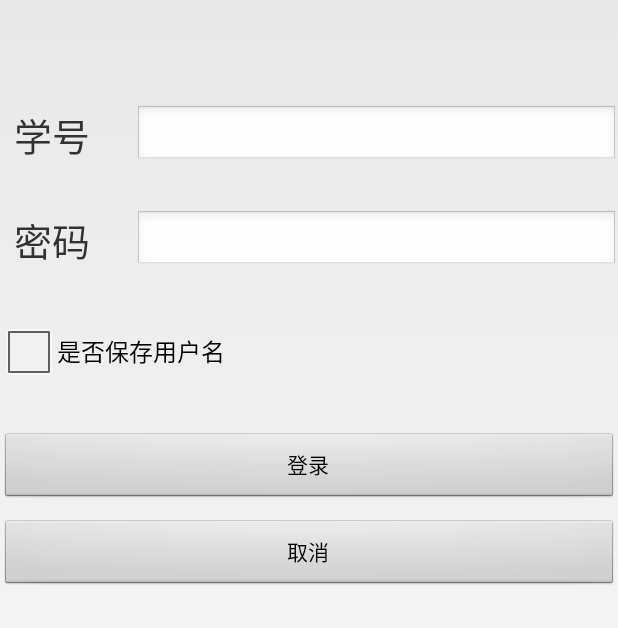
After one commit to Miss-Squirrel/NKUfellows, an Android app: the P_SharedPreferences screen opened directly, with no data from a screen before it, on a phone screen of 412 x 824 dp. The commit adds this screen. Shown: the top 628 px of the screen. Run offline under Robolectric (Android 15) with nearby library versions, the phone set to English and light mode, and no system bars.

Commit message:
第一次上传遗漏项

```diff
--- a/build.gradle
+++ b/build.gradle
@@ -5,7 +5,7 @@ buildscript {
         jcenter()
     }
     dependencies {
-        classpath 'com.android.tools.build:gradle:1.5.0'
+        classpath 'com.android.tools.build:gradle:2.0.0'
 
         // NOTE: Do not place your application dependencies here; they belong
         // in the individual module build.gradle files
--- a/practice/src/main/AndroidManifest.xml
+++ b/practice/src/main/AndroidManifest.xml
@@ -12,7 +12,7 @@
         android:icon="@mipmap/ic_launcher"
         android:label="@string/app_name"
         android:supportsRtl="true"
-        android:theme="@style/AppTheme">
+        android:theme="@android:style/Theme.Light.NoTitleBar">
 
 
         <activity
@@ -52,7 +52,11 @@
 
         <activity android:name=".P_ViewPager" />
 
+        <activity android:name=".P_ViewFlipper" />
 
+        <activity android:name=".P_ScrollView" />
+
+        <activity android:name=".P_SharedPreferences" />
     </application>
 
 </manifest>
--- /dev/null
+++ b/practice/src/main/java/nkubs/practice/P_SharedPreferences.java
@@ -0,0 +1,88 @@
+package nkubs.practice;
+
+import android.app.Activity;
+import android.content.SharedPreferences;
+import android.os.Bundle;
+import android.util.Log;
+import android.view.View;
+import android.widget.CheckBox;
+import android.widget.EditText;
+import android.widget.Toast;
+
+
+public class P_SharedPreferences extends Activity {
+
+    private EditText etSid;
+    private EditText etPass;
+    private CheckBox checkBox;
+    SharedPreferences preferences;
+    SharedPreferences.Editor editor;
+
+    @Override
+    protected void onCreate(Bundle savedInstanceState) {
+        super.onCreate(savedInstanceState);
+        setContentView(R.layout.p_sharedpreferences);
+
+
+        /*//SharedPreferences preferences = PreferenceManager.getDefaultSharedPreferences(this);
+        SharedPreferences preferences = getSharedPreferences("myPref", MODE_PRIVATE);
+        SharedPreferences.Editor editor = preferences.edit();
+        editor.putString("name", "张三");
+        editor.putInt("学号", 1211978);
+        editor.putString("密码", "123456");
+        editor.commit(); //一定得commit，否则不生效！
+        System.out.println(preferences.getString("name","名字"));
+        System.out.println(preferences.getInt("学号",0000000));
+        */
+
+
+        etSid = (EditText) findViewById(R.id.editText_sid);
+        etPass = (EditText) findViewById(R.id.editText_password);
+        checkBox = (CheckBox) findViewById(R.id.checkBox);
+        preferences = getSharedPreferences("nkubs.practice_preferences", MODE_PRIVATE);
+
+
+        int id = preferences.getInt("学号",0);
+        Log.i("学号", "" + id);
+        if(id == 0){
+            checkBox.setChecked(false);
+        }else{
+            checkBox.setChecked(true);
+            etSid.setText(id);
+        }
+
+    }
+
+    public void doClick(View v){
+        switch (v.getId()){
+            case R.id.button_login:
+            {
+                int sid = Integer.parseInt(etSid.getText().toString().trim()); //去掉首尾空格
+                String pass = etPass.getText().toString().trim();
+                if(sid == preferences.getInt("学号",0) && pass.equals(preferences.getString("密码","")))
+                {
+                    if(checkBox.isChecked()){
+                        editor = preferences.edit();
+                        editor.putInt("学号",sid);
+                        editor.commit();
+                        Toast.makeText(P_SharedPreferences.this, "登录成功，用户名已保存", Toast.LENGTH_SHORT).show();
+                    }else{
+                        editor.remove("sid");
+                        Toast.makeText(P_SharedPreferences.this, "登陆成功，用户名已移除", Toast.LENGTH_SHORT).show();
+                        editor.commit();
+                    }
+                }else{
+                    Toast.makeText(P_SharedPreferences.this, "用户名或密码错误", Toast.LENGTH_SHORT).show();
+                }
+                break;
+            }
+            case R.id.button_cancel:
+            {
+                etSid.setText("");
+                etPass.setText("");
+                break;
+            }
+        }
+
+    }
+}
--- /dev/null
+++ b/practice/src/main/res/layout/p_sharedpreferences.xml
@@ -0,0 +1,87 @@
+<?xml version="1.0" encoding="utf-8"?>
+<RelativeLayout xmlns:android="http://schemas.android.com/apk/res/android"
+    android:orientation="vertical" android:layout_width="match_parent"
+    android:layout_height="match_parent"
+    android:weightSum="1">
+
+    <TextView
+        android:layout_width="70dp"
+        android:layout_height="40dp"
+        android:text="学号"
+        android:gravity="center"
+        android:textSize="25sp"
+        android:id="@+id/textView_sid"
+        android:layout_marginTop="70dp"
+
+         />
+
+    <EditText
+        android:layout_width="match_parent"
+        android:layout_height="40dp"
+        android:inputType="number"
+        android:ems="7"
+        android:id="@+id/editText_sid"
+        android:layout_toRightOf="@+id/textView_sid"
+        android:layout_alignBottom="@id/textView_sid"
+        android:layout_alignTop="@id/textView_sid"
+        android:layout_marginLeft="20dp"/>
+
+
+
+    <TextView
+        android:layout_width="70dp"
+        android:layout_height="40dp"
+        android:text="密码"
+        android:gravity="center"
+        android:textSize="25sp"
+        android:id="@+id/textView_password"
+        android:layout_below="@id/textView_sid"
+        android:layout_alignLeft="@id/textView_sid"
+        android:layout_marginTop="30dp"
+        />
+
+    <EditText
+        android:layout_width="match_parent"
+        android:layout_height="wrap_content"
+        android:inputType="textPassword"
+        android:ems="10"
+        android:id="@+id/editText_password"
+        android:layout_toRightOf="@+id/textView_password"
+        android:layout_alignBottom="@id/textView_password"
+        android:layout_alignTop="@id/textView_password"
+        android:layout_alignLeft="@id/editText_sid"
+        />
+
+    <CheckBox
+        android:layout_width="wrap_content"
+        android:layout_height="wrap_content"
+        android:text="是否保存用户名"
+        android:id="@+id/checkBox"
+        android:layout_marginTop="30dp"
+        android:layout_below="@+id/textView_password"
+        android:layout_alignLeft="@+id/textView_password"
+        android:layout_alignStart="@+id/textView_password" />
+
+    <Button
+        android:layout_width="match_parent"
+        android:layout_height="wrap_content"
+        android:text="登录"
+        android:id="@+id/button_login"
+        android:layout_below="@+id/checkBox"
+        android:layout_alignLeft="@+id/checkBox"
+        android:layout_marginTop="30dp"
+        android:onClick="doClick"
+        />
+
+    <Button
+        android:layout_width="match_parent"
+        android:layout_height="wrap_content"
+        android:text="取消"
+        android:id="@+id/button_cancel"
+        android:layout_below="@+id/button_login"
+        android:layout_marginTop="10dp"
+        android:onClick="doClick"
+         />
+
+
+</RelativeLayout>
--- a/practice/src/main/res/values/strings.xml
+++ b/practice/src/main/res/values/strings.xml
@@ -1,4 +1,10 @@
 <resources>
     <string name="app_name">Practice</string>
     <string name="action_settings">Settings</string>
+    <string name="content">
+        你可以试着把下面的代码前加一行代码：波尔多（Bordeaux；法语：[bɔʁ.do]（ 聆听）)；加斯科：Bordèu；巴斯克语：Bordele） 是位于法国西南的一个港口城市，拥有人口925,253人（1999年），是法国位居巴黎、 里昂、马赛之后的第四大城市。它是阿基坦大区和吉伦特省的首府。曾是法国旧省吉耶纳的首府，历史上属加斯科涅地区。
+        波尔多是欧洲的军事、航天和航空的研究与制造中心，集中了如欧洲航空防务与航天公司、泰勒斯集团等很多公司的研发机构，以及一些导弹发动机工厂和达梭航太的飞机制造厂等。它还是法国战略核弹研究和物理实验的核心，拥有原子能研究中心和兆焦激光计划等许多高端技术机构，此外还有新材料和纳米技术方面的研究机构。
+        波尔多的大学学生数超过10万人，教育机构有波尔多政治研究学院、通信与新闻学院和法律学校。法国国立法官学校也在波尔多，是法国法官的摇篮。
+
+。</string>
 </resources>
```
Also changed, not shown: practice/src/main/java/nkubs/practice/P_ScrollView.java (added, +61 -0 lines), practice/src/main/java/nkubs/practice/P_ViewFlipper.java (added, +81 -0 lines), practice/src/main/res/layout/l_include.xml (added, +44 -0 lines), practice/src/main/res/layout/p_scrollview.xml (added, +20 -0 lines), practice/src/main/res/layout/p_viewflipper.xml (added, +13 -0 lines), gradle/wrapper/gradle-wrapper.properties, 21 other files.
